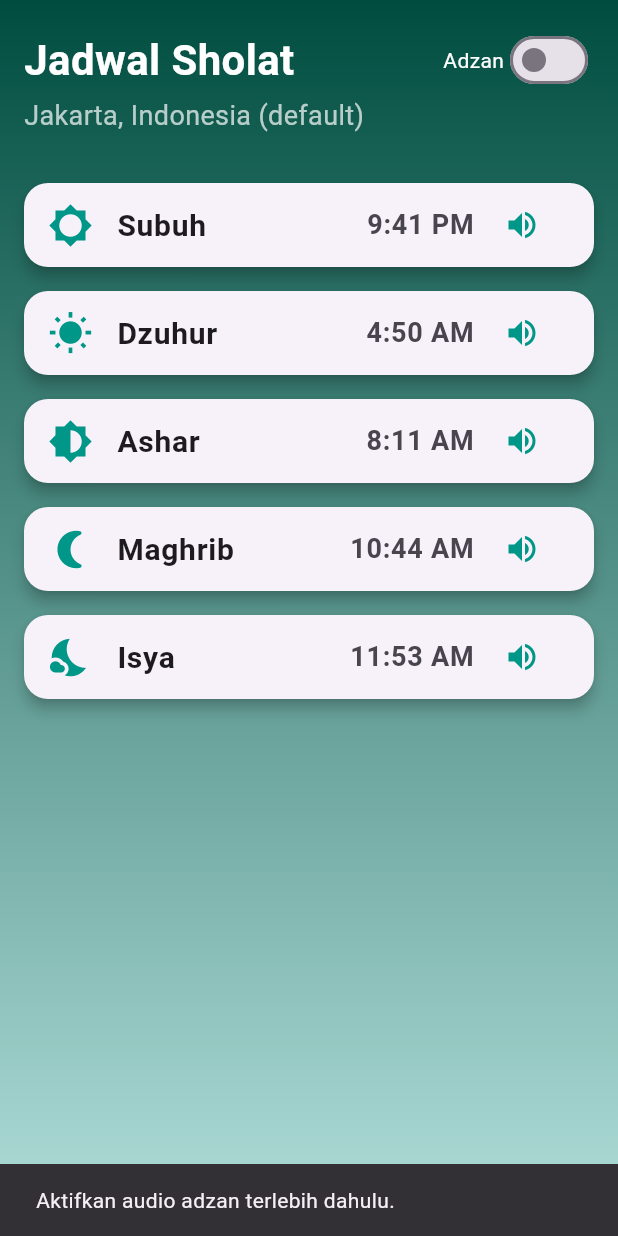
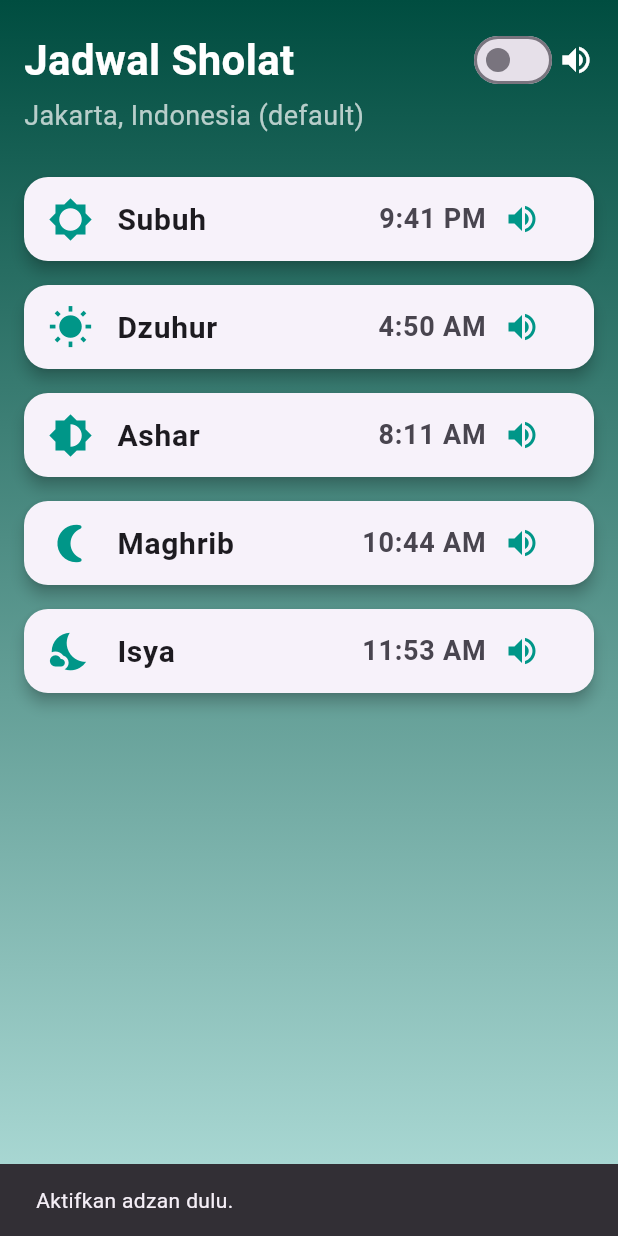
Before and after one commit to Azwaril/PengingatSholat, a Flutter app: the JadwalSholatPage screen opened directly, after a tap on the "volume up" icon, on a phone screen of 412 x 824 dp. Run offline on Flutter 3.47's test engine with Material 3 defaults, Android fonts, the phone set to English and light mode, and no system bars; our stand-ins replace adhan, audioplayers, geocoding, geolocator, shared_preferences; accounts and stored records are empty.

Commit message:
jadwal_sholat_page.dart

```diff
--- a/lib/pages/jadwal_sholat_page.dart
+++ b/lib/pages/jadwal_sholat_page.dart
@@ -15,6 +15,7 @@ class _JadwalSholatPageState extends State<JadwalSholatPage> {
   Map<String, DateTime?> prayerTimes = {};
   bool loading = true;
   bool adzanEnabled = false;
+  bool isPlaying = false;
   String currentLocation = '';
   late AudioPlayer _audioPlayer;
   Timer? _checkPrayerTimeTimer;
@@ -24,7 +25,7 @@ class _JadwalSholatPageState extends State<JadwalSholatPage> {
     super.initState();
     _audioPlayer = AudioPlayer();
     _loadAdzanSetting();
-    _getPrayerTimes();
+    _requestLocationAndLoadPrayerTimes();
   }
 
   @override
@@ -49,50 +50,66 @@ class _JadwalSholatPageState extends State<JadwalSholatPage> {
     });
   }
 
-  Future<void> _getPrayerTimes() async {
+  Future<void> _requestLocationAndLoadPrayerTimes() async {
     setState(() => loading = true);
 
-    try {
     bool serviceEnabled = await Geolocator.isLocationServiceEnabled();
-      if (!serviceEnabled) throw Exception('Location service disabled');
+    if (!serviceEnabled) {
+      _showEnableLocationDialog();
+      await _loadPrayerTimes(-6.2088, 106.8456, fallback: true);
+      return;
+    }
 
     LocationPermission permission = await Geolocator.checkPermission();
     if (permission == LocationPermission.denied) {
       permission = await Geolocator.requestPermission();
-        if (permission == LocationPermission.denied) {
-          throw Exception('Permission denied');
+    }
+
+    if (permission == LocationPermission.denied ||
+        permission == LocationPermission.deniedForever) {
+      await _loadPrayerTimes(-6.2088, 106.8456, fallback: true);
+      return;
+    }
+
+    try {
+      Position position = await Geolocator.getCurrentPosition(desiredAccuracy: LocationAccuracy.high);
+      await _loadPrayerTimes(position.latitude, position.longitude);
+    } catch (_) {
+      await _loadPrayerTimes(-6.2088, 106.8456, fallback: true);
     }
   }
 
-      if (permission == LocationPermission.deniedForever) {
-        throw Exception('Permission denied forever');
-      }
-
-      Position position = await Geolocator.getCurrentPosition(
-        desiredAccuracy: LocationAccuracy.high,
+  void _showEnableLocationDialog() {
+    showDialog(
+      context: context,
+      builder: (_) => AlertDialog(
+        title: Text('Lokasi Tidak Aktif'),
+        content: Text('Aktifkan layanan lokasi untuk mendapatkan jadwal sholat sesuai lokasi Anda. Jika tidak, akan digunakan lokasi default (Jakarta).'),
+        actions: [
+          TextButton(
+            onPressed: () => Navigator.of(context).pop(),
+            child: Text('OK'),
+          )
+        ],
+      ),
     );
-
-      await _loadPrayerTimes(position.latitude, position.longitude);
-    } catch (_) {
-      await _loadPrayerTimes(-6.2088, 106.8456, fallback: true); // Jakarta
-    }
   }
 
   Future<void> _loadPrayerTimes(double lat, double lon, {bool fallback = false}) async {
     final coordinates = Coordinates(lat, lon);
     final params = CalculationMethod.muslim_world_league.getParameters();
     params.madhab = Madhab.shafi;
-
     final prayerTimesObj = PrayerTimes.today(coordinates, params);
 
-    String city = '';
-    String country = '';
+    String locationName = fallback ? 'Jakarta, Indonesia (default)' : '';
     if (!fallback) {
       try {
         List<Placemark> placemarks = await placemarkFromCoordinates(lat, lon);
-        city = placemarks.first.locality ?? '';
-        country = placemarks.first.country ?? '';
-      } catch (_) {}
+        final place = placemarks.first;
+        locationName = "${place.locality ?? ''}, ${place.country ?? ''}";
+      } catch (_) {
+        locationName = 'Lokasi tidak diketahui';
+      }
     }
 
     setState(() {
@@ -103,9 +120,7 @@ class _JadwalSholatPageState extends State<JadwalSholatPage> {
         'Maghrib': prayerTimesObj.maghrib,
         'Isya': prayerTimesObj.isha,
       };
-      currentLocation = fallback
-          ? 'Jakarta, Indonesia (default)'
-          : (city.isNotEmpty ? '$city, $country' : 'Lokasi tidak diketahui');
+      currentLocation = locationName;
       loading = false;
     });
 
@@ -113,15 +128,16 @@ class _JadwalSholatPageState extends State<JadwalSholatPage> {
   }
 
   void _startPrayerTimeChecker() {
-    _checkPrayerTimeTimer = Timer.periodic(Duration(minutes: 1), (_) {
-      if (!adzanEnabled) return;
+    _checkPrayerTimeTimer?.cancel();
+    _checkPrayerTimeTimer = Timer.periodic(Duration(seconds: 30), (_) {
+      if (!adzanEnabled || isPlaying) return;
 
       final now = DateTime.now();
       for (var time in prayerTimes.values) {
         if (time != null &&
             now.hour == time.hour &&
             now.minute == time.minute &&
-            now.second < 10) {
+            now.second < 30) {
           _playAdzan();
           break;
         }
@@ -129,9 +145,19 @@ class _JadwalSholatPageState extends State<JadwalSholatPage> {
     });
   }
 
-  void _playAdzan() async {
+  Future<void> _playAdzan() async {
     if (!adzanEnabled) return;
     await _audioPlayer.play(AssetSource('audio/adzan.mp3'));
+    setState(() {
+      isPlaying = true;
+    });
+  }
+
+  Future<void> _stopAdzan() async {
+    await _audioPlayer.stop();
+    setState(() {
+      isPlaying = false;
+    });
   }
 
   String _formatTime(DateTime? time) {
@@ -186,68 +212,49 @@ class _JadwalSholatPageState extends State<JadwalSholatPage> {
                             ),
                           ),
                           Spacer(),
-                    Row(
-                      children: [
-                        Text('Adzan', style: TextStyle(color: Colors.white)),
                           Switch(
                             value: adzanEnabled,
-                          onChanged: (val) => _setAdzanSetting(val),
+                            onChanged: _setAdzanSetting,
                             activeColor: Colors.white,
                           ),
-                      ],
-                    )
+                          Icon(Icons.volume_up, color: Colors.white),
                         ],
                       ),
                       Text(
                         currentLocation,
                         style: TextStyle(fontSize: 18, color: Colors.white70),
                       ),
-                SizedBox(height: 24),
+                      SizedBox(height: 20),
                       Expanded(
                         child: ListView(
                           children: prayerTimes.entries.map((entry) {
                             return Card(
-                        shape: RoundedRectangleBorder(
-                            borderRadius: BorderRadius.circular(16)),
+                              shape: RoundedRectangleBorder(borderRadius: BorderRadius.circular(16)),
                               elevation: 4,
                               margin: EdgeInsets.symmetric(vertical: 8),
                               child: ListTile(
-                          leading: Icon(
-                            _getIconForPrayer(entry.key),
-                            color: Colors.teal,
-                            size: 30,
-                          ),
-                          title: Text(
-                            entry.key,
-                            style: TextStyle(
-                                fontSize: 20,
-                                fontWeight: FontWeight.w600),
-                          ),
+                                leading: Icon(_getIconForPrayer(entry.key), color: Colors.teal, size: 30),
+                                title: Text(entry.key, style: TextStyle(fontSize: 20, fontWeight: FontWeight.w600)),
                                 trailing: Row(
                                   mainAxisSize: MainAxisSize.min,
                                   children: [
-                              Text(
-                                _formatTime(entry.value),
-                                style: TextStyle(
-                                    fontSize: 18,
-                                    fontWeight: FontWeight.bold),
+                                    Text(_formatTime(entry.value),
+                                        style: TextStyle(fontSize: 18, fontWeight: FontWeight.bold)),
+                                    IconButton(
+                                      icon: Icon(
+                                        isPlaying ? Icons.stop : Icons.volume_up,
+                                        color: Colors.teal,
                                       ),
-                              const SizedBox(width: 8),
-                              IconButton(
-                                icon: Icon(Icons.volume_up,
-                                    color: Colors.teal),
                                       onPressed: () {
-                                  if (adzanEnabled) {
-                                    _playAdzan();
+                                        if (!adzanEnabled) {
+                                          ScaffoldMessenger.of(context).showSnackBar(
+                                            SnackBar(content: Text("Aktifkan adzan dulu.")),
+                                          );
                                         } else {
-                                    ScaffoldMessenger.of(context).showSnackBar(
-                                      SnackBar(
-                                        content: Text("Aktifkan audio adzan terlebih dahulu."),
-                                      ),
-                                    );
+                                          isPlaying ? _stopAdzan() : _playAdzan();
                                         }
                                       },
-                              ),
+                                    )
                                   ],
                                 ),
                               ),
```
Lines whose indentation alone changed are shown as unchanged.
